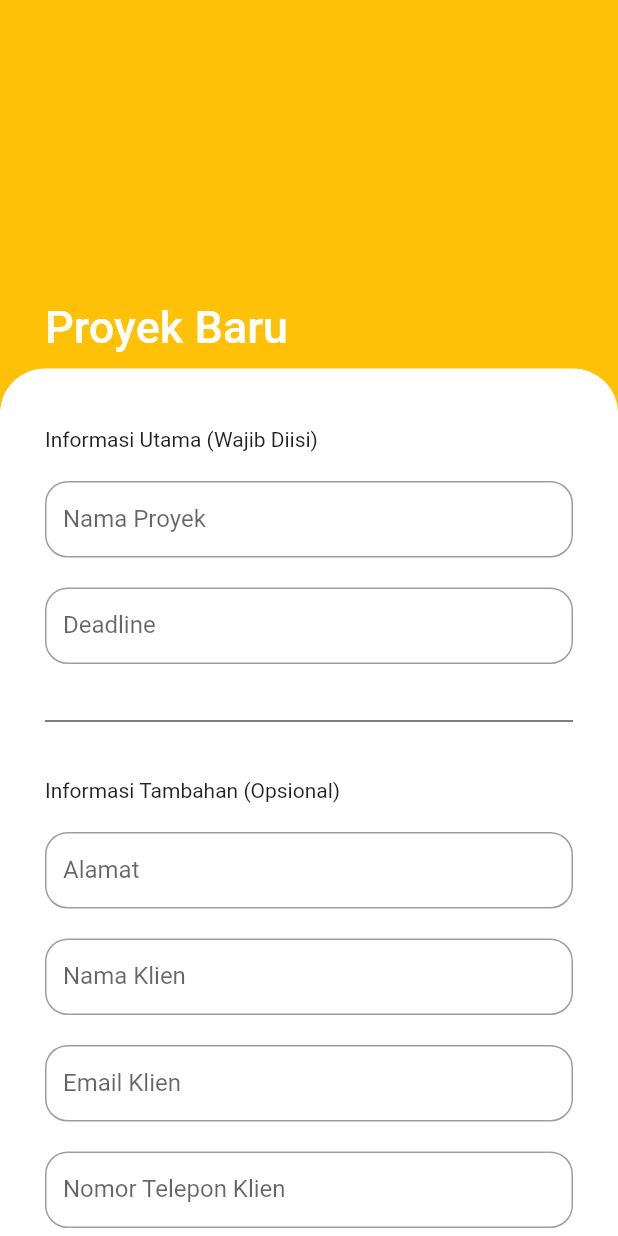
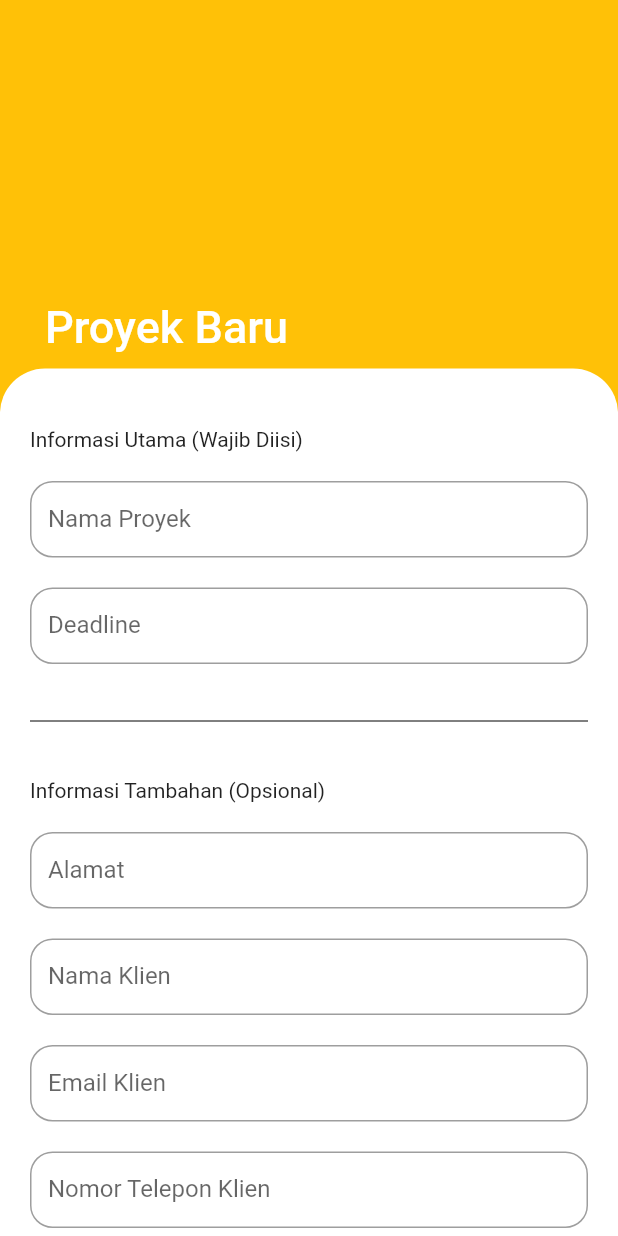
Before and after one commit to qisashasanudin/bangunin_id, a Flutter app: the NewProjectInformation screen opened by its route, on a phone screen of 412 x 824 dp. Run offline on Flutter 3.47's test engine with Material 2 defaults, Android fonts, the phone set to English and light mode, and no system bars; our stand-ins replace cloud_firestore, firebase_auth, firebase_core, firebase_storage, flutter_spinkit, fluttertoast and 5 more; missing offline and left inert: dart:ffi; accounts and stored records are empty; network calls fail.

Commit message:
Added project details card for new project

```diff
--- a/lib/models/material_model.dart
+++ b/lib/models/material_model.dart
@@ -1,9 +1,11 @@
+import 'dart:ffi';
+
 class MaterialModel {
   String name;
   String size;
   String type;
   String unit;
-  int price;
+  Float price;
   String image;
 
   MaterialModel({
--- a/lib/screens/mainmenu/account/tab_account.dart
+++ b/lib/screens/mainmenu/account/tab_account.dart
@@ -98,7 +98,7 @@ class _AccountTabState extends State<AccountTab> {
     currentValue = snapshot.data.data()[attribute];
     return showModalBottomSheet(
       shape: RoundedRectangleBorder(
-          borderRadius: BorderRadius.vertical(top: Radius.circular(30.0))),
+          borderRadius: BorderRadius.vertical(top: Radius.circular(20.0))),
       isScrollControlled: true,
       context: context,
       builder: (context) {
@@ -107,7 +107,7 @@ class _AccountTabState extends State<AccountTab> {
           child: Padding(
             padding: MediaQuery.of(context).viewInsets,
             child: Container(
-              padding: const EdgeInsets.symmetric(horizontal: 30, vertical: 30),
+              padding: const EdgeInsets.symmetric(horizontal: 20, vertical: 30),
               height: 200,
               child: ListView(
                 children: <Widget>[
--- a/lib/screens/mainmenu/home/project_list.dart
+++ b/lib/screens/mainmenu/home/project_list.dart
@@ -14,7 +14,7 @@ class ProjectList extends StatelessWidget {
   //========================= main function =========================
   @override
   Widget build(BuildContext context) {
-    final DateFormat _dateFormatter = DateFormat('dd MMM, yyyy');
+    final DateFormat _dateFormatter = DateFormat('dd MMM yyyy');
 
     return ListView.builder(
       shrinkWrap: true,
@@ -22,7 +22,7 @@ class ProjectList extends StatelessWidget {
       itemCount: children.length,
       itemBuilder: (context, index) {
         return Padding(
-          padding: const EdgeInsets.symmetric(horizontal: 20, vertical: 5),
+          padding: const EdgeInsets.symmetric(horizontal: 15, vertical: 5),
           child: Container(
             decoration: BoxDecoration(
               color: AppColors().accent3,
--- a/lib/screens/mainmenu/home/projects/new_project/new_project_information.dart
+++ b/lib/screens/mainmenu/home/projects/new_project/new_project_information.dart
@@ -17,7 +17,7 @@ class _NewProjectInformationState extends State<NewProjectInformation> {
   final userID = AuthService().getCurrentUID();
 
   TextEditingController _dateController = TextEditingController();
-  final DateFormat _dateFormatter = DateFormat('dd MMM, yyyy');
+  final DateFormat _dateFormatter = DateFormat('dd MMM yyyy');
   ProjectDetailsModel _projectDetails = ProjectDetailsModel();
 
   @override
@@ -43,35 +43,35 @@ class _NewProjectInformationState extends State<NewProjectInformation> {
             SliverList(
               delegate: SliverChildListDelegate([
                 Padding(
-                    padding: EdgeInsets.symmetric(vertical: 10, horizontal: 30),
+                    padding: EdgeInsets.symmetric(vertical: 10, horizontal: 20),
                     child: Text('Informasi Utama (Wajib Diisi)')),
                 Padding(
-                    padding: EdgeInsets.symmetric(vertical: 10, horizontal: 30),
+                    padding: EdgeInsets.symmetric(vertical: 10, horizontal: 20),
                     child: _textForm('Nama Proyek', true)),
                 Padding(
-                    padding: EdgeInsets.symmetric(vertical: 10, horizontal: 30),
+                    padding: EdgeInsets.symmetric(vertical: 10, horizontal: 20),
                     child: _dateForm('Deadline', true)),
                 Padding(
-                    padding: EdgeInsets.symmetric(vertical: 20, horizontal: 30),
+                    padding: EdgeInsets.symmetric(vertical: 20, horizontal: 20),
                     child: Divider(color: Colors.black)),
                 Padding(
-                    padding: EdgeInsets.symmetric(vertical: 10, horizontal: 30),
+                    padding: EdgeInsets.symmetric(vertical: 10, horizontal: 20),
                     child: Text('Informasi Tambahan (Opsional)')),
                 Padding(
-                    padding: EdgeInsets.symmetric(vertical: 10, horizontal: 30),
+                    padding: EdgeInsets.symmetric(vertical: 10, horizontal: 20),
                     child: _textForm('Alamat', false)),
                 //TODO: BUAT OPSI UNTUK MENGISI ALAMAT DGN GOOGLE MAP
                 Padding(
-                    padding: EdgeInsets.symmetric(vertical: 10, horizontal: 30),
+                    padding: EdgeInsets.symmetric(vertical: 10, horizontal: 20),
                     child: _textForm('Nama Klien', false)),
                 Padding(
-                    padding: EdgeInsets.symmetric(vertical: 10, horizontal: 30),
+                    padding: EdgeInsets.symmetric(vertical: 10, horizontal: 20),
                     child: _textForm('Email Klien', false)),
                 Padding(
-                    padding: EdgeInsets.symmetric(vertical: 10, horizontal: 30),
+                    padding: EdgeInsets.symmetric(vertical: 10, horizontal: 20),
                     child: _textForm('Nomor Telepon Klien', false)),
                 Padding(
-                    padding: EdgeInsets.symmetric(vertical: 10, horizontal: 30),
+                    padding: EdgeInsets.symmetric(vertical: 10, horizontal: 20),
                     child: CustomButton(
                       prompt: 'Selanjutnya',
                       onPressed: _moveToNewProjectMaterials,
@@ -84,7 +84,6 @@ class _NewProjectInformationState extends State<NewProjectInformation> {
       ),
     );
   }
-
   //========================= main function =========================
 
   Future<bool> _onBackPressed() async {
@@ -109,7 +108,13 @@ class _NewProjectInformationState extends State<NewProjectInformation> {
           ? 'Data tidak boleh kosong.'
           : null,
       onChanged: (val) {
-        setState(() {
+        _chooseProjectDetailsElement(labelText, val);
+      },
+    );
+  }
+
+  void _chooseProjectDetailsElement(labelText, String val) {
+    return setState(() {
       switch (labelText) {
         case 'Nama Proyek':
           _projectDetails.projectName = val;
@@ -128,8 +133,6 @@ class _NewProjectInformationState extends State<NewProjectInformation> {
           break;
       }
     });
-      },
-    );
   }
 
   TextFormField _dateForm(labelText, mustBeFilled) {
@@ -163,13 +166,6 @@ class _NewProjectInformationState extends State<NewProjectInformation> {
         _projectDetails.dateCreated = DateTime.now();
         _projectDetails.isCompleted = false;
       });
-      //TODO: upload materials information
-      // await DatabaseService(uid: AuthService().getCurrentUID()).updateData(
-      //     'accounts', attribute, data ?? snapshot.data.data()[attribute]);
-      // Navigator.of(context).pushNamed(
-      //   '/newprojectmaterials',
-      //   arguments: _projectDetails,
-      // );
       Navigator.of(context).pushNamed(
         '/newprojectmaterials',
         arguments: _projectDetails,
--- a/lib/screens/mainmenu/home/projects/view_project/project_details.dart
+++ b/lib/screens/mainmenu/home/projects/view_project/project_details.dart
@@ -81,7 +81,7 @@ SizedBox itemProgress(BuildContext context, itemType, percentage) {
   return SizedBox(
     width: double.infinity,
     child: Padding(
-      padding: const EdgeInsets.symmetric(vertical: 5, horizontal: 40),
+      padding: const EdgeInsets.symmetric(vertical: 5, horizontal: 20),
       child: Column(
         children: [
           Container(
```
Also changed, not shown: lib/screens/authentication/register.dart (+15 -7 lines), lib/screens/authentication/sign_in.dart (+7 -3 lines), lib/screens/mainmenu/home/projects/new_project/new_project_materials.dart (+10 -7 lines), lib/shared/UI_components/project_details_card.dart (added, +57 -0 lines). Lines whose indentation alone changed are shown as unchanged.
